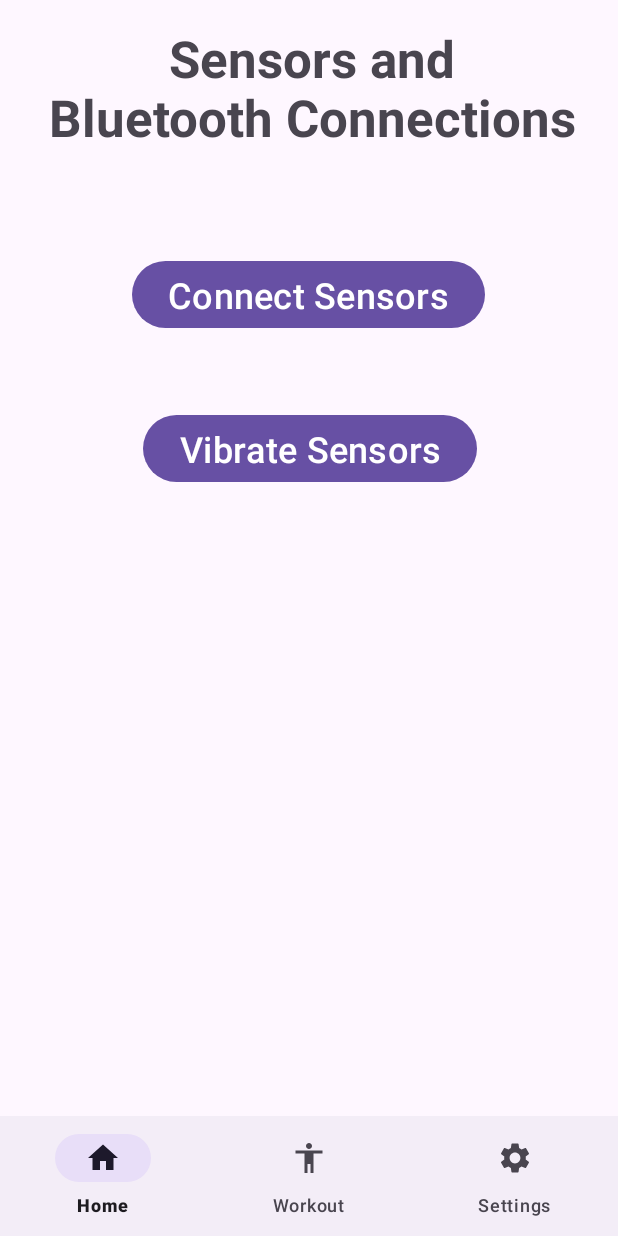
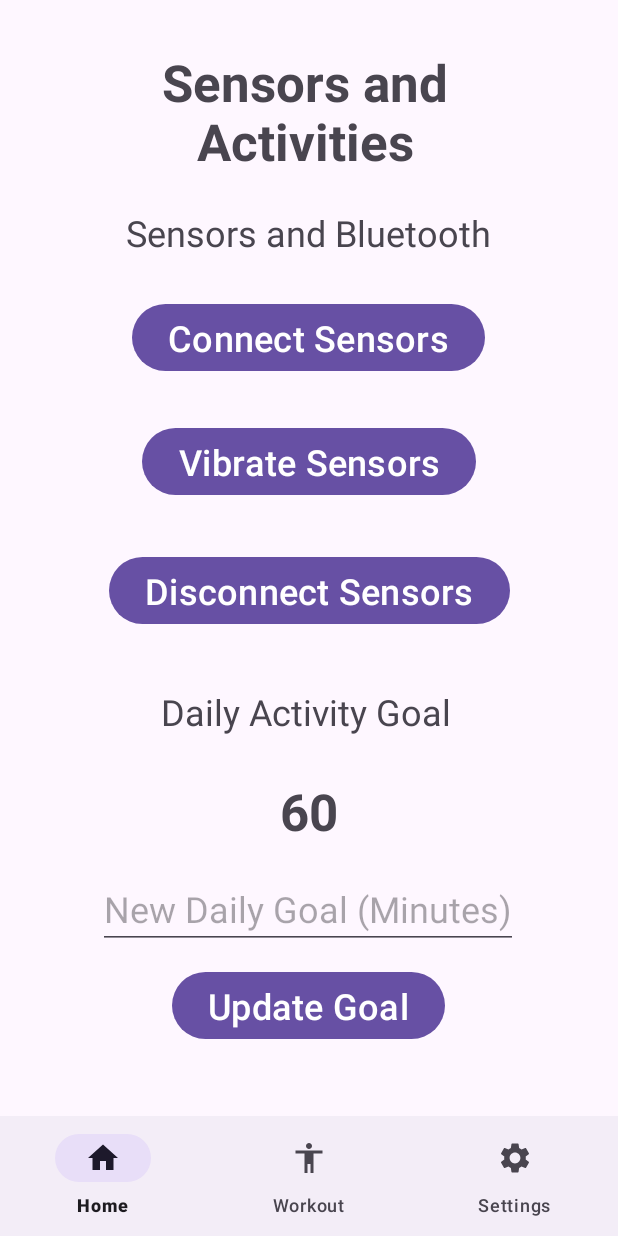
Before and after one commit to joshuata11/ParkinsonsPersonalTrainerApp, an Android app: the fragment SensorSettings placed in its activity, on a phone screen of 412 x 824 dp. Run offline under Robolectric (Android 15) with nearby library versions, the phone set to English and light mode, and no system bars.

Commit message:
Calendar Functionality Update

```diff
--- a/app/src/main/AndroidManifest.xml
+++ b/app/src/main/AndroidManifest.xml
@@ -16,6 +16,7 @@
     <uses-permission android:name="android.permission.READ_EXTERNAL_STORAGE" />
     <uses-permission android:name="android.permission.WRITE_EXTERNAL_STORAGE" />
     <uses-permission android:name="android.permission.MANAGE_EXTERNAL_STORAGE" tools:ignore="ScopedStorage" />
+    <uses-permission android:name="android.permission.FOREGROUND_SERVICE" />
 
 
 
--- a/app/src/main/java/com/example/ppt/PrefObject.kt
+++ b/app/src/main/java/com/example/ppt/PrefObject.kt
@@ -81,4 +81,24 @@ object PrefObject {
         editor.putLong("timerKey",timer)
         editor.apply()
     }
+
+    fun getDaily(key: String): Long {
+        return sharedPref.getLong(key, 0)
+    }
+
+    fun setDaily(key: String, timer: Long) {
+        val editor = sharedPref.edit()
+        editor.putLong(key,timer+getDaily(key))
+        editor.apply()
+    }
+
+    fun getGoal(): Long {
+        return sharedPref.getLong("goalKey", 60)
+    }
+
+    fun setGoal(goal: Long) {
+        val editor = sharedPref.edit()
+        editor.putLong("goalKey",goal)
+        editor.apply()
+    }
 }
--- a/app/src/main/java/com/example/ppt/TimerReceiver.kt
+++ b/app/src/main/java/com/example/ppt/TimerReceiver.kt
@@ -12,8 +12,4 @@ public final class TimerReceiver : BroadcastReceiver() {
         data = intent?.getLongExtra("com.TIME", 0)!!;
         println("received time $data")
     }
-
-    fun getData(): Long {
-        return data
-    }
 }
--- a/app/src/main/java/com/example/ppt/fragments/Home.kt
+++ b/app/src/main/java/com/example/ppt/fragments/Home.kt
@@ -6,6 +6,7 @@ import android.app.Activity
 import android.app.AlertDialog
 import android.bluetooth.BluetoothAdapter
 import android.bluetooth.le.ScanResult
+import android.content.BroadcastReceiver
 import android.content.Context
 import android.content.Intent
 import android.content.pm.PackageManager
@@ -26,6 +27,7 @@ import androidx.activity.result.contract.ActivityResultContracts
 import androidx.appcompat.app.AppCompatDelegate
 import androidx.fragment.app.Fragment
 import androidx.lifecycle.lifecycleScope
+import com.example.ppt.PrefObject
 import com.example.ppt.R
 import com.example.ppt.bluetoothlowenergy.BLEDeviceDataO
 import com.example.ppt.bluetoothlowenergy.BLEScanner
@@ -66,29 +68,46 @@ class Home : Fragment() {
     private val currentYear = calendar.get(Calendar.YEAR)
     private val currentMonth = calendar.get(Calendar.MONTH)
     private val currentDay = calendar.get(Calendar.DAY_OF_MONTH)
+    private var total: Long = 0
+    private var goal: Long = 0
+
 
     override fun onViewCreated(view: View, savedInstanceState: Bundle?) {
         super.onViewCreated(view, savedInstanceState)
 
         val calendarView = view.findViewById<CalendarView>(R.id.calendarView)
         val textViewDate = view.findViewById<TextView>(R.id.WorkoutInfo)
+        val workoutMins = view.findViewById<TextView>(R.id.completed)
 
         val date = calendarView.date
         val dateFormat = SimpleDateFormat("MM/dd/yyyy", Locale.getDefault())
         val dateCurrent = dateFormat.format(Date(date))
-        textViewDate.text = "Workouts completed today $dateCurrent :"
+        total = PrefObject.getDaily(dateCurrent)
+        goal = PrefObject.getGoal()
+        if (total < goal) {
+            textViewDate.text = "You haven't completed your workout for $dateCurrent"
+            workoutMins.text = "$total out of $goal"
+        }    else {
+            textViewDate.text = "You've completed your workout for $dateCurrent"
+            workoutMins.text = "$total"
+        }
 
         calendarView.setOnDateChangeListener { _, year, month, dayOfMonth ->
-            val selectedDate = "${month + 1}/$dayOfMonth/$year"
-            textViewDate.text = "Workouts completed on $selectedDate :"
-            if(year == currentYear && month == currentMonth && dayOfMonth == currentDay){
-                textViewDate.text = "Workouts completed today $selectedDate :"
+            var selectedDate = "${month + 1}/$dayOfMonth/$year"
+            if (month < 9) {
+                selectedDate = "0${month + 1}/$dayOfMonth/$year"
+            }
+            total = PrefObject.getDaily(selectedDate)
+            if (total < goal) {
+                textViewDate.text = "You haven't completed your workout for $selectedDate"
+                workoutMins.text = "$total out of $goal"
+            }    else {
+                textViewDate.text = "You've completed your workout for $selectedDate"
+                workoutMins.text = "$total"
             }
         }
 
     }
-
-
 
 
 
@@ -105,6 +124,7 @@ class Home : Fragment() {
         }
 
         super.onCreate(savedInstanceState)
+        context?.let { PrefObject.init(it) }
         arguments?.let {
             param1 = it.getString(ARG_PARAM1)
             param2 = it.getString(ARG_PARAM2)
--- a/app/src/main/java/com/example/ppt/fragments/SensorSettings.kt
+++ b/app/src/main/java/com/example/ppt/fragments/SensorSettings.kt
@@ -15,9 +15,11 @@ import android.widget.Button
 import android.widget.CheckBox
 import android.widget.EditText
 import android.widget.ImageButton
+import android.widget.TextView
 import androidx.annotation.Nullable
 import androidx.appcompat.app.AppCompatActivity.MODE_PRIVATE
 import androidx.appcompat.app.AppCompatDelegate
+import com.example.ppt.PrefObject
 import com.example.ppt.R
 import com.example.ppt.bluetoothlowenergy.BLEDeviceDataO
 import com.example.ppt.bluetoothlowenergy.BLEScanner
@@ -40,6 +42,7 @@ class SensorSettings : Fragment() {
 
     override fun onCreate(savedInstanceState: Bundle?) {
         super.onCreate(savedInstanceState)
+        context?.let { PrefObject.init(it) }
         arguments?.let {
             param1 = it.getString(ARG_PARAM1)
             param2 = it.getString(ARG_PARAM2)
@@ -56,8 +59,22 @@ class SensorSettings : Fragment() {
 
         val btn = view.findViewById<Button>(R.id.connectSensor)
         val btn2 = view.findViewById<Button>(R.id.vibrator)
+        val disconnect = view.findViewById<Button>(R.id.disconnect)
+        val goalbut = view.findViewById<Button>(R.id.goalbutton)
+        val curgoal = view.findViewById<TextView>(R.id.goaltime)
+        var cgoal = PrefObject.getGoal()
+        curgoal.setText("$cgoal")
+        val newgoal = view.findViewById<EditText>(R.id.newgoal)
 
         val bleScanner = BLEScanner()
+
+        goalbut.setOnClickListener() {
+            if (newgoal.text.toString().isNotEmpty()) {
+                PrefObject.setGoal(newgoal.text.toString().toLong())
+                cgoal = PrefObject.getGoal()
+                curgoal.setText("$cgoal")
+            }
+        }
 
         btn.setOnClickListener(){
 
--- a/app/src/main/res/layout/fragment_settings_account.xml
+++ b/app/src/main/res/layout/fragment_settings_account.xml
@@ -37,9 +37,11 @@
         android:layout_height="wrap_content"
         android:layout_marginStart="108dp"
         android:layout_marginTop="21dp"
+        android:layout_marginEnd="109dp"
         android:text="Current Username"
         android:textAlignment="center"
         android:textSize="24sp"
+        app:layout_constraintEnd_toEndOf="parent"
         app:layout_constraintStart_toStartOf="parent"
         app:layout_constraintTop_toBottomOf="@+id/accsec1" />
 
--- a/app/src/main/res/layout/fragment_settings_sensor.xml
+++ b/app/src/main/res/layout/fragment_settings_sensor.xml
@@ -9,12 +9,14 @@
         android:id="@+id/sensorTitle"
         android:layout_width="wrap_content"
         android:layout_height="wrap_content"
-        android:layout_marginStart="32dp"
-        android:layout_marginTop="16dp"
-        android:text="Sensors and\nBluetooth Connections"
+        android:layout_marginStart="108dp"
+        android:layout_marginTop="32dp"
+        android:layout_marginEnd="113dp"
+        android:text="Sensors and\nActivities"
         android:textAlignment="center"
         android:textSize="34sp"
         android:textStyle="bold"
+        app:layout_constraintEnd_toEndOf="parent"
         app:layout_constraintStart_toStartOf="parent"
         app:layout_constraintTop_toTopOf="parent" />
 
@@ -23,22 +25,109 @@
         android:layout_width="wrap_content"
         android:layout_height="wrap_content"
         android:layout_marginStart="88dp"
-        android:layout_marginTop="69dp"
+        android:layout_marginTop="27dp"
+        android:layout_marginEnd="89dp"
         android:text="Connect Sensors"
         android:textAlignment="center"
         android:textSize="24sp"
+        app:layout_constraintEnd_toEndOf="parent"
         app:layout_constraintStart_toStartOf="parent"
-        app:layout_constraintTop_toBottomOf="@+id/sensorTitle" />
+        app:layout_constraintTop_toBottomOf="@+id/sec1" />
 
     <Button
         android:id="@+id/vibrator"
         android:layout_width="wrap_content"
         android:layout_height="wrap_content"
         android:layout_marginStart="95dp"
-        android:layout_marginTop="50dp"
+        android:layout_marginTop="30dp"
+        android:layout_marginEnd="95dp"
         android:text="Vibrate Sensors"
         android:textAlignment="center"
         android:textSize="24sp"
+        app:layout_constraintEnd_toEndOf="parent"
         app:layout_constraintStart_toStartOf="parent"
         app:layout_constraintTop_toBottomOf="@+id/connectSensor" />
+
+    <TextView
+        android:id="@+id/sec1"
+        android:layout_width="wrap_content"
+        android:layout_height="wrap_content"
+        android:layout_marginStart="84dp"
+        android:layout_marginTop="22dp"
+        android:layout_marginEnd="85dp"
+        android:text="Sensors and Bluetooth"
+        android:textSize="24sp"
+        app:layout_constraintEnd_toEndOf="parent"
+        app:layout_constraintStart_toStartOf="parent"
+        app:layout_constraintTop_toBottomOf="@+id/sensorTitle" />
+
+    <Button
+        android:id="@+id/disconnect"
+        android:layout_width="wrap_content"
+        android:layout_height="wrap_content"
+        android:layout_marginStart="73dp"
+        android:layout_marginTop="33dp"
+        android:layout_marginEnd="73dp"
+        android:text="Disconnect Sensors"
+        android:textAlignment="center"
+        android:textSize="24sp"
+        app:layout_constraintEnd_toEndOf="parent"
+        app:layout_constraintStart_toStartOf="parent"
+        app:layout_constraintTop_toBottomOf="@+id/vibrator" />
+
+    <TextView
+        android:id="@+id/sec2"
+        android:layout_width="wrap_content"
+        android:layout_height="wrap_content"
+        android:layout_marginStart="108dp"
+        android:layout_marginTop="38dp"
+        android:layout_marginEnd="112dp"
+        android:text="Daily Activity Goal"
+        android:textSize="24sp"
+        app:layout_constraintEnd_toEndOf="parent"
+        app:layout_constraintStart_toStartOf="parent"
+        app:layout_constraintTop_toBottomOf="@+id/disconnect" />
+
+    <TextView
+        android:id="@+id/goaltime"
+        android:layout_width="wrap_content"
+        android:layout_height="wrap_content"
+        android:layout_marginStart="186dp"
+        android:layout_marginTop="27dp"
+        android:layout_marginEnd="186dp"
+        android:text="60"
+        android:textSize="34sp"
+        android:textStyle="bold"
+        app:layout_constraintEnd_toEndOf="parent"
+        app:layout_constraintStart_toStartOf="parent"
+        app:layout_constraintTop_toBottomOf="@+id/sec2" />
+
+    <Button
+        android:id="@+id/goalbutton"
+        android:layout_width="wrap_content"
+        android:layout_height="wrap_content"
+        android:layout_marginStart="114dp"
+        android:layout_marginTop="11dp"
+        android:layout_marginEnd="115dp"
+        android:text="Update Goal"
+        android:textAlignment="center"
+        android:textSize="24sp"
+        app:layout_constraintEnd_toEndOf="parent"
+        app:layout_constraintStart_toStartOf="parent"
+        app:layout_constraintTop_toBottomOf="@+id/newgoal" />
+
+    <EditText
+        android:id="@+id/newgoal"
+        android:layout_width="wrap_content"
+        android:layout_height="wrap_content"
+        android:layout_marginStart="66dp"
+        android:layout_marginTop="16dp"
+        android:layout_marginEnd="67dp"
+        android:ems="10"
+        android:hint="New Daily Goal (Minutes)"
+        android:inputType="number"
+        android:textSize="24sp"
+        app:layout_constraintEnd_toEndOf="parent"
+        app:layout_constraintStart_toStartOf="parent"
+        app:layout_constraintTop_toBottomOf="@+id/goaltime" />
 </androidx.constraintlayout.widget.ConstraintLayout>
```
Also changed, not shown: app/src/main/java/com/example/ppt/TimerService.kt (+11 -0 lines), app/src/main/java/com/example/ppt/fragments/Settings.kt (+0 -11 lines), app/src/main/res/layout/fragment_home.xml (+31 -1 lines), app/src/main/res/layout/fragment_settings.xml (+15 -9 lines), app/src/main/res/drawable/about_drawio.png (added), app/src/main/res/drawable/account_drawio.png (added), app/src/main/res/drawable/sensor_drawio.png (added).
